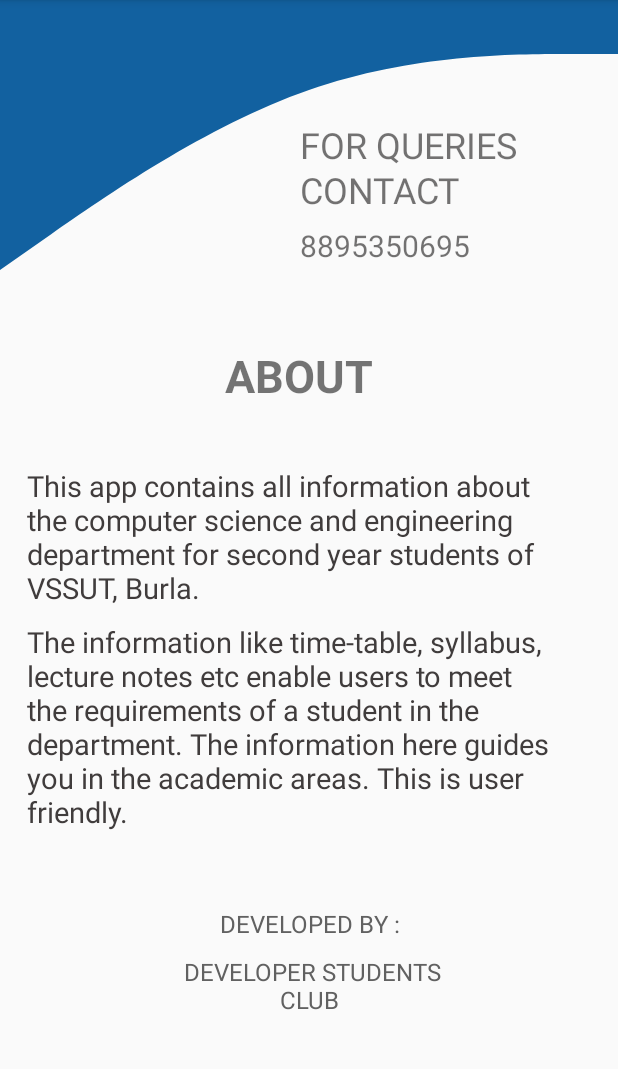
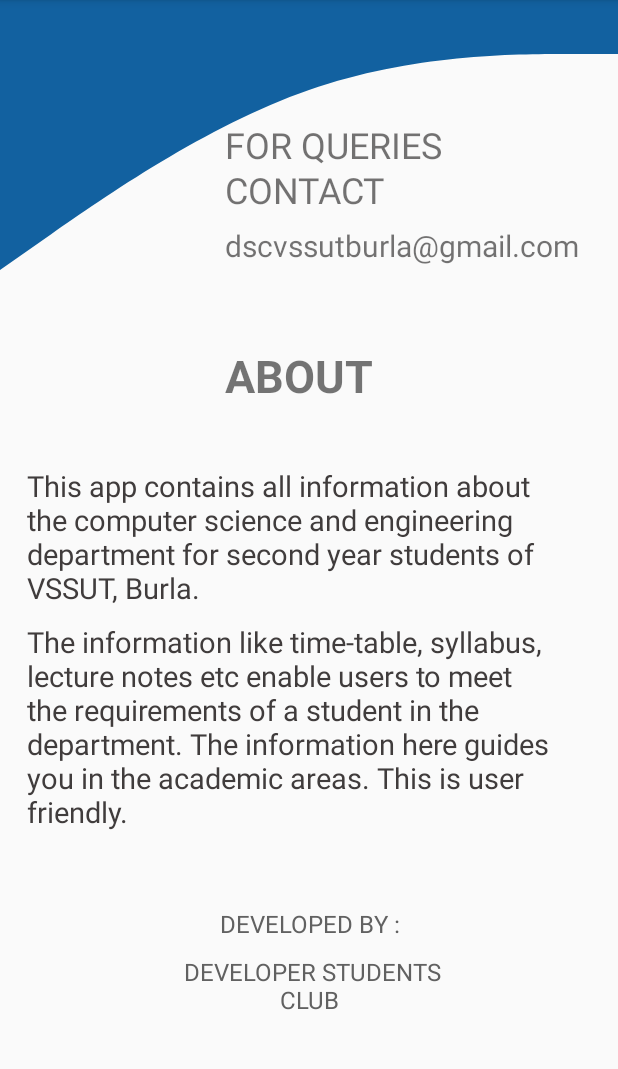
Before and after one commit to Developer-Student-Clubs-VSSUT-Burla/College-Comrade, an Android app: the contact screen opened directly, with no data from a screen before it, on a phone screen of 412 x 824 dp, the part 84-1153 px from its top. Run offline under Robolectric (Android 15) with nearby library versions, the phone set to English and light mode, and no system bars.

Commit message:
contact us

```diff
--- a/app/src/main/res/layout/activity_contact.xml
+++ b/app/src/main/res/layout/activity_contact.xml
@@ -22,7 +22,7 @@
             android:id="@+id/textView2"
             android:layout_width="wrap_content"
             android:layout_height="wrap_content"
-            android:layout_marginLeft="200dp"
+            android:layout_marginLeft="150dp"
             android:layout_marginTop="80dp"
             android:text="FOR QUERIES"
             android:textColor="#9C1B1A1A"
@@ -32,7 +32,7 @@
             android:id="@+id/textView3"
             android:layout_width="wrap_content"
             android:layout_height="wrap_content"
-            android:layout_marginLeft="200dp"
+            android:layout_marginLeft="150dp"
             android:layout_marginTop="110dp"
             android:text="CONTACT"
             android:textColor="#9C1B1A1A"
@@ -42,10 +42,10 @@
             android:id="@+id/textView4"
             android:layout_width="wrap_content"
             android:layout_height="wrap_content"
-            android:layout_marginLeft="200dp"
+            android:layout_marginLeft="150dp"
             android:layout_marginTop="150dp"
             android:gravity="left"
-            android:text="8895350695"
+            android:text="dscvssutburla@gmail.com"
             android:textColor="#9C1B1A1A"
             android:textSize="20sp" />
 
```
